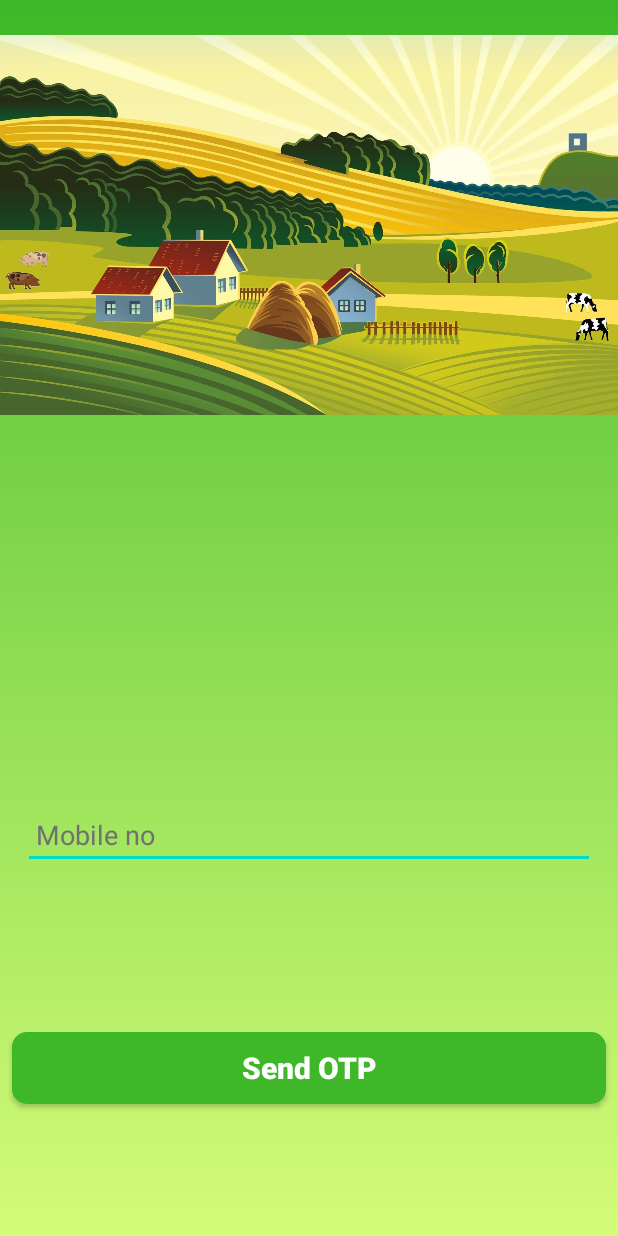
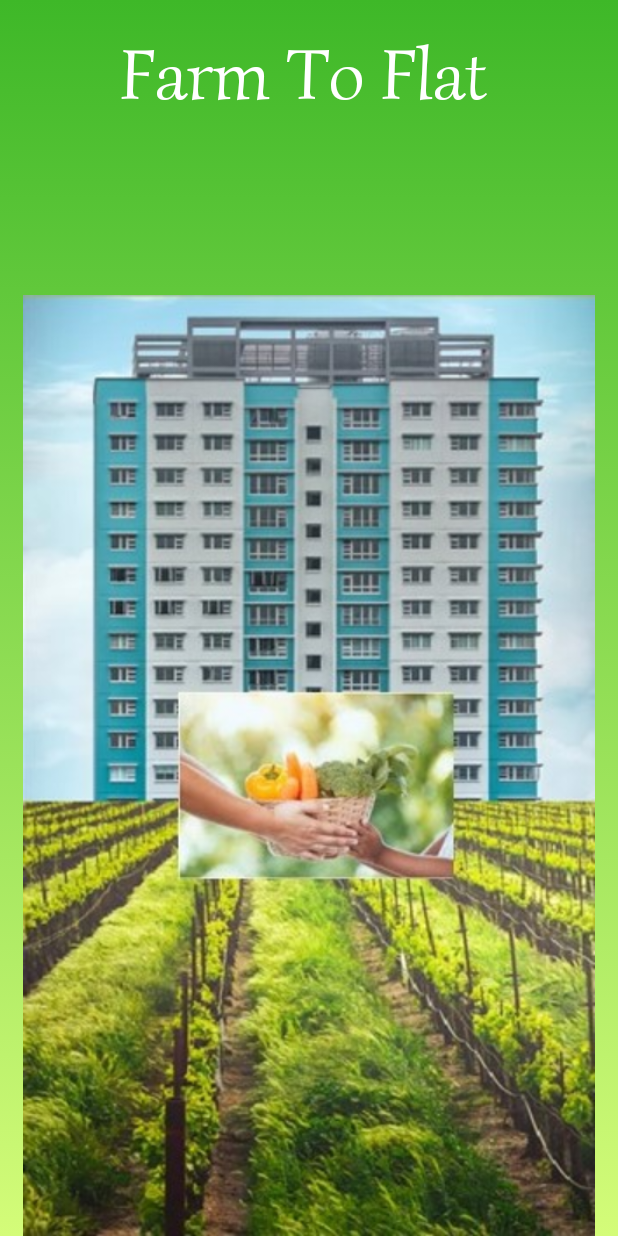
Before and after one commit to anuraj07/FarmToFlat, an Android app: the screen it shows after launch (VerificationActivity before the commit, SplashActivity after it), on a phone screen of 412 x 824 dp. Run offline under Robolectric (Android 15) with nearby library versions, the light colour scheme and no system bars.

Commit message:
Splash Screen

```diff
--- a/app/src/main/java/com/example/farmtoflat/SplashActivity.java
+++ b/app/src/main/java/com/example/farmtoflat/SplashActivity.java
@@ -8,7 +8,7 @@
 
 public class SplashActivity extends AppCompatActivity {
 
-    private static int SPLASH_TIME_OUT = 3000;
+    private static int SPLASH_TIME_OUT = 15000;
     @Override
     protected void onCreate(Bundle savedInstanceState) {
         super.onCreate(savedInstanceState);
--- a/app/src/main/res/layout/activity_splash.xml
+++ b/app/src/main/res/layout/activity_splash.xml
@@ -2,14 +2,14 @@
 <androidx.constraintlayout.widget.ConstraintLayout xmlns:android="http://schemas.android.com/apk/res/android"
     xmlns:app="http://schemas.android.com/apk/res-auto"
     xmlns:tools="http://schemas.android.com/tools"
+    android:background="@drawable/background"
     android:layout_width="match_parent"
     android:layout_height="match_parent"
     tools:context=".SplashActivity">
 
     <RelativeLayout
         android:layout_width="match_parent"
-        android:layout_height="400dp"
-        android:background="@drawable/splash_background"
+        android:layout_height="150dp"
         app:layout_constraintBottom_toBottomOf="parent"
         app:layout_constraintEnd_toEndOf="parent"
         app:layout_constraintHorizontal_bias="1.0"
@@ -21,25 +21,24 @@
         <TextView
             android:id="@+id/textView"
             android:layout_alignParentBottom="true"
-            android:layout_marginBottom="50dp"
+            android:layout_marginBottom="70dp"
             android:layout_marginLeft="80dp"
             android:layout_width="wrap_content"
             android:layout_height="wrap_content"
             android:fontFamily="@font/simonetta_regular"
             android:text="Farm To Flat"
-            android:textColor="#000000"
+            android:textColor="#fff"
             android:textSize="48dp" />
     </RelativeLayout>
 
     <ImageView
-        android:layout_width="300dp"
-        android:layout_height="300dp"
-        android:src="@drawable/apartment"
+        android:layout_width="match_parent"
+        android:layout_height="627dp"
+        android:src="@drawable/splash_image"
         app:layout_constraintBottom_toBottomOf="parent"
         app:layout_constraintEnd_toEndOf="parent"
-        app:layout_constraintHorizontal_bias="0.495"
+        app:layout_constraintHorizontal_bias="0.0"
         app:layout_constraintStart_toStartOf="parent"
         app:layout_constraintTop_toTopOf="parent"
-        app:layout_constraintVertical_bias="0.99" />
-
+        app:layout_constraintVertical_bias="1.0" />
 </androidx.constraintlayout.widget.ConstraintLayout>
```
Also changed, not shown: app/src/main/res/drawable-v24/apartment.jpg (deleted), app/src/main/res/drawable-v24/splash_image.jpeg (added).
